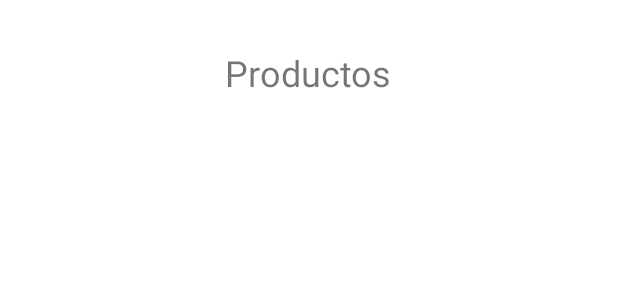
After one commit to AdMu2838/ProyectoDAMI, an Android app: the layout activity_product_list.xml on its own in the app's theme, with its tools: preview values and no code run, on a phone screen of 412 x 824 dp. The commit adds this screen. Shown: the top 300 px of the screen. Run offline under Robolectric (Android 15) with nearby library versions, the phone set to English and light mode, and no system bars.

Commit message:
se muestra los productos segun la categoria

```diff
--- a/app/build.gradle
+++ b/app/build.gradle
@@ -37,19 +37,20 @@ android {
 
 dependencies {
     implementation 'androidx.core:core-ktx:1.10.1'
-    implementation 'com.google.firebase:firebase-storage-ktx:20.0.0'
+    implementation 'com.google.firebase:firebase-storage-ktx:20.2.1'
     implementation 'androidx.appcompat:appcompat:1.6.1'
     implementation 'com.google.android.material:material:1.9.0'
     implementation 'androidx.constraintlayout:constraintlayout:2.1.4'
     implementation 'androidx.navigation:navigation-fragment-ktx:2.6.0'
     implementation 'androidx.navigation:navigation-ui-ktx:2.6.0'
     implementation platform('com.google.firebase:firebase-bom:32.1.1')
+    implementation 'com.squareup.picasso:picasso:2.8'
     implementation 'com.google.firebase:firebase-database:20.2.2'
     implementation 'com.google.firebase:firebase-auth:22.0.0'
     implementation 'com.google.firebase:firebase-firestore:24.6.1'
     implementation 'com.google.firebase:firebase-analytics-ktx'
     implementation 'com.google.firebase:firebase-firestore-ktx:24.6.1'
-    implementation 'androidx.compose.foundation:foundation-layout:1.1.1'
+    implementation 'androidx.compose.foundation:foundation-layout:1.4.3'
     testImplementation 'junit:junit:4.13.2'
     androidTestImplementation 'androidx.test.ext:junit:1.1.5'
     androidTestImplementation 'androidx.test.espresso:espresso-core:3.5.1'
--- /dev/null
+++ b/app/src/main/java/com/example/proyecto/core/Categoria.kt
@@ -0,0 +1,3 @@
+package com.example.proyecto.core
+
+class Categoria(val name: String, val imageResId: Int)
--- /dev/null
+++ b/app/src/main/res/layout/activity_product_list.xml
@@ -0,0 +1,27 @@
+<RelativeLayout xmlns:android="http://schemas.android.com/apk/res/android"
+    xmlns:tools="http://schemas.android.com/tools"
+    android:layout_width="match_parent"
+    android:layout_height="match_parent"
+    android:padding="16dp"
+    tools:context="services.ProductListActivity">
+
+    <TextView
+        android:id="@+id/textView_productos"
+        android:layout_width="wrap_content"
+        android:layout_height="wrap_content"
+        android:text="Productos"
+        android:textSize="24sp"
+        android:layout_alignParentTop="true"
+        android:layout_centerHorizontal="true"
+        android:layout_marginTop="16dp" />
+
+    <GridView
+        android:id="@+id/gridView_products"
+        android:layout_width="match_parent"
+        android:layout_height="match_parent"
+        android:layout_below="@id/textView_productos"
+        android:numColumns="2"
+        android:verticalSpacing="16dp"
+        android:horizontalSpacing="16dp" />
+
+</RelativeLayout>
```
Also changed, not shown: app/src/main/AndroidManifest.xml (+10 -2 lines), app/src/main/java/com/example/proyecto/adapters/CategoryAdapter.java (deleted, +0 -65 lines), app/src/main/java/com/example/proyecto/adapters/CategoryAdapter.kt (added, +53 -0 lines), app/src/main/java/com/example/proyecto/adapters/ProductAdapter.kt (added, +64 -0 lines), app/src/main/java/com/example/proyecto/core/Categoria.java (deleted, +0 -19 lines), app/src/main/java/com/example/proyecto/fragments/HomeFragment.kt (+20 -7 lines), app/src/main/java/com/example/proyecto/services/ProductListActivity.kt (added, +72 -0 lines), app/src/main/res/layout/item_product.xml (added, +29 -0 lines).
